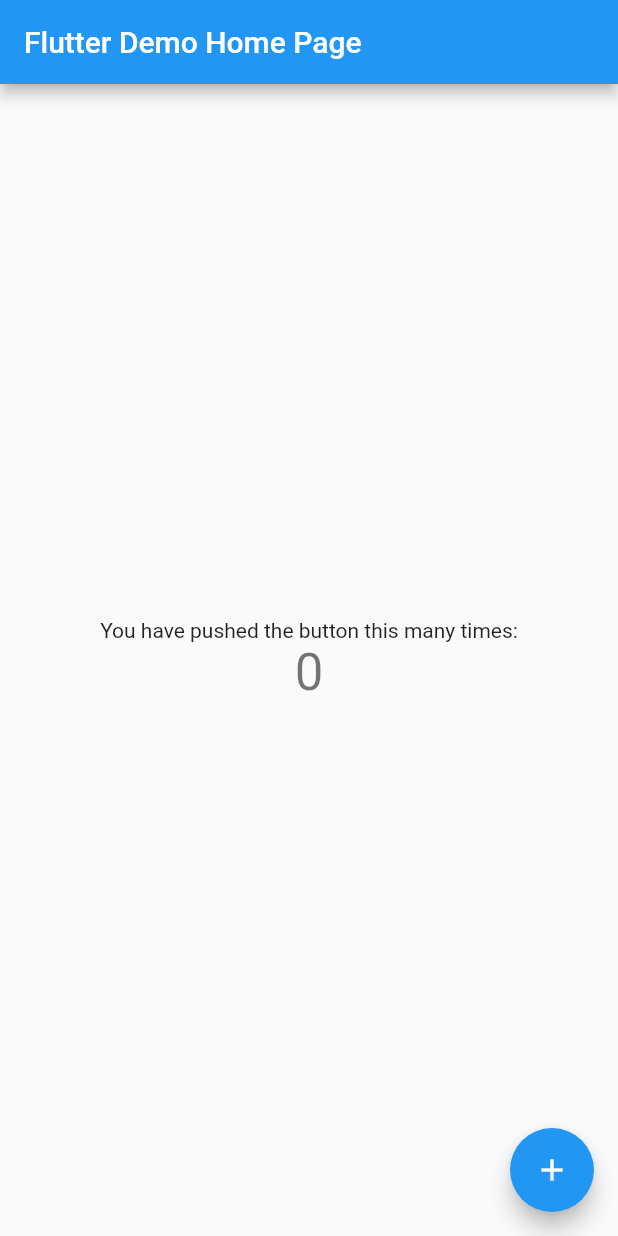
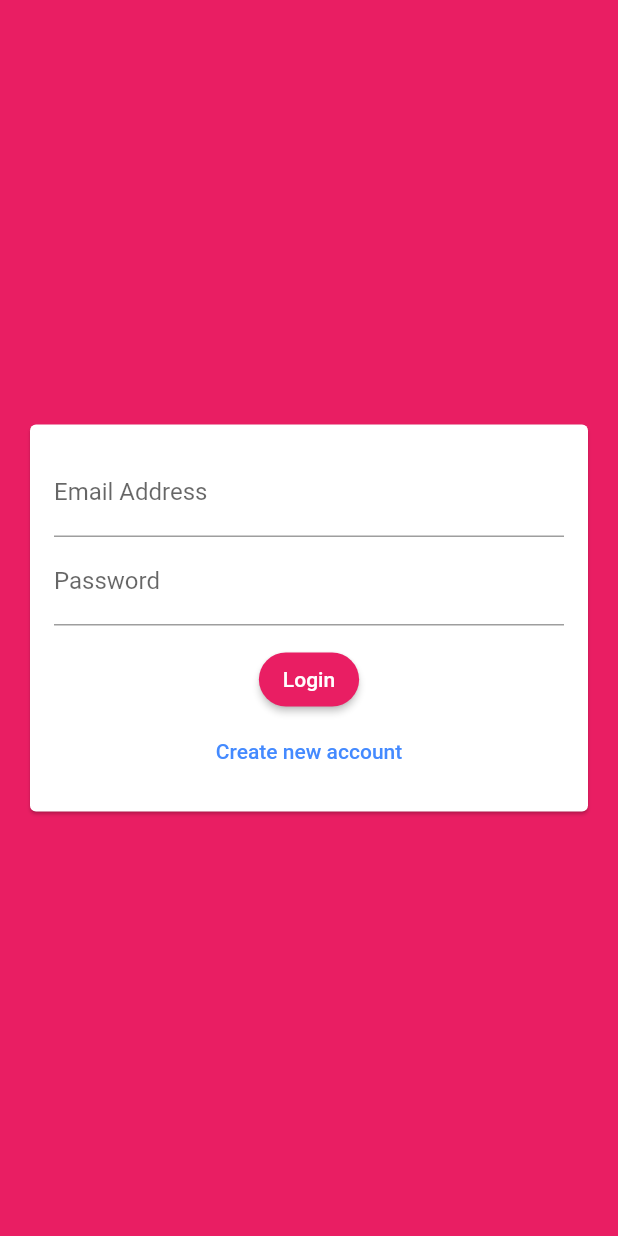
Before and after one commit to timv5/chat_app, a Flutter app: the screen it shows after launch, on a phone screen of 412 x 824 dp. Run offline on Flutter 3.47's test engine with Material 2 defaults, Android fonts, the phone set to English and light mode, and no system bars; our stand-ins replace cloud_firestore, firebase_auth, firebase_core; accounts and stored records are empty.

Commit message:
Chat app implementation - sending messages, authentication

```diff
--- a/lib/main.dart
+++ b/lib/main.dart
@@ -1,115 +1,49 @@
+import 'package:chat_app/screens/auth_screen.dart';
+import 'package:chat_app/screens/chat_screen.dart';
+import 'package:firebase_core/firebase_core.dart';
 import 'package:flutter/material.dart';
+import 'package:firebase_auth/firebase_auth.dart';
 
-void main() {
-  runApp(const MyApp());
+void main() async {
+  WidgetsFlutterBinding.ensureInitialized();
+  await Firebase.initializeApp();
+  runApp(MyApp());
 }
 
 class MyApp extends StatelessWidget {
-  const MyApp({Key? key}) : super(key: key);
 
-  // This widget is the root of your application.
   @override
   Widget build(BuildContext context) {
     return MaterialApp(
-      title: 'Flutter Demo',
+      title: 'Awesome Chat App',
       theme: ThemeData(
-        // This is the theme of your application.
-        //
-        // Try running your application with "flutter run". You'll see the
-        // application has a blue toolbar. Then, without quitting the app, try
-        // changing the primarySwatch below to Colors.green and then invoke
-        // "hot reload" (press "r" in the console where you ran "flutter run",
-        // or simply save your changes to "hot reload" in a Flutter IDE).
-        // Notice that the counter didn't reset back to zero; the application
-        // is not restarted.
-        primarySwatch: Colors.blue,
+        primarySwatch: Colors.pink,
+        backgroundColor: Colors.pink,
+        accentColorBrightness: Brightness.dark,
+        elevatedButtonTheme: ElevatedButtonThemeData(
+          style: ElevatedButton.styleFrom(
+            shape: RoundedRectangleBorder(
+              borderRadius: BorderRadius.circular(20.0),
+            ),
+            primary: Colors.pink,
+            onPrimary: Colors.white,
+          ),
+        ),
+        textButtonTheme: TextButtonThemeData(
+          style: TextButton.styleFrom(
+            primary: Colors.blueAccent,
+          ),
+        ),
       ),
-      home: const MyHomePage(title: 'Flutter Demo Home Page'),
+      home: StreamBuilder(
+        stream: FirebaseAuth.instance.authStateChanges(),
+        builder: (ctx, userSnapshot) {
+          if (userSnapshot.hasData) {
+            return const ChatScreen();
+          }
+          return const AuthScreen();
+        },
+      ),
     );
   }
 }
-
-class MyHomePage extends StatefulWidget {
-  const MyHomePage({Key? key, required this.title}) : super(key: key);
-
-  // This widget is the home page of your application. It is stateful, meaning
-  // that it has a State object (defined below) that contains fields that affect
-  // how it looks.
-
-  // This class is the configuration for the state. It holds the values (in this
-  // case the title) provided by the parent (in this case the App widget) and
-  // used by the build method of the State. Fields in a Widget subclass are
-  // always marked "final".
-
-  final String title;
-
-  @override
-  State<MyHomePage> createState() => _MyHomePageState();
-}
-
-class _MyHomePageState extends State<MyHomePage> {
-  int _counter = 0;
-
-  void _incrementCounter() {
-    setState(() {
-      // This call to setState tells the Flutter framework that something has
-      // changed in this State, which causes it to rerun the build method below
-      // so that the display can reflect the updated values. If we changed
-      // _counter without calling setState(), then the build method would not be
-      // called again, and so nothing would appear to happen.
-      _counter++;
-    });
-  }
-
-  @override
-  Widget build(BuildContext context) {
-    // This method is rerun every time setState is called, for instance as done
-    // by the _incrementCounter method above.
-    //
-    // The Flutter framework has been optimized to make rerunning build methods
-    // fast, so that you can just rebuild anything that needs updating rather
-    // than having to individually change instances of widgets.
-    return Scaffold(
-      appBar: AppBar(
-        // Here we take the value from the MyHomePage object that was created by
-        // the App.build method, and use it to set our appbar title.
-        title: Text(widget.title),
-      ),
-      body: Center(
-        // Center is a layout widget. It takes a single child and positions it
-        // in the middle of the parent.
-        child: Column(
-          // Column is also a layout widget. It takes a list of children and
-          // arranges them vertically. By default, it sizes itself to fit its
-          // children horizontally, and tries to be as tall as its parent.
-          //
-          // Invoke "debug painting" (press "p" in the console, choose the
-          // "Toggle Debug Paint" action from the Flutter Inspector in Android
-          // Studio, or the "Toggle Debug Paint" command in Visual Studio Code)
-          // to see the wireframe for each widget.
-          //
-          // Column has various properties to control how it sizes itself and
-          // how it positions its children. Here we use mainAxisAlignment to
-          // center the children vertically; the main axis here is the vertical
-          // axis because Columns are vertical (the cross axis would be
-          // horizontal).
-          mainAxisAlignment: MainAxisAlignment.center,
-          children: <Widget>[
-            const Text(
-              'You have pushed the button this many times:',
-            ),
-            Text(
-              '$_counter',
-              style: Theme.of(context).textTheme.headline4,
-            ),
-          ],
-        ),
-      ),
-      floatingActionButton: FloatingActionButton(
-        onPressed: _incrementCounter,
-        tooltip: 'Increment',
-        child: const Icon(Icons.add),
-      ), // This trailing comma makes auto-formatting nicer for build methods.
-    );
-  }
-}
--- /dev/null
+++ b/lib/screens/auth_screen.dart
@@ -0,0 +1,73 @@
+import 'package:chat_app/widgets/auth/auth_form_widget.dart';
+import 'package:cloud_firestore/cloud_firestore.dart';
+import 'package:flutter/cupertino.dart';
+import 'package:flutter/material.dart';
+import 'package:firebase_auth/firebase_auth.dart';
+import 'package:flutter/services.dart';
+
+class AuthScreen extends StatefulWidget {
+
+  const AuthScreen({Key? key}) : super(key: key);
+
+  @override
+  _AuthScreenState createState() => _AuthScreenState();
+
+}
+
+class _AuthScreenState extends State<AuthScreen> {
+
+  final _auth = FirebaseAuth.instance;
+  var _isLoading = false;
+
+  void _submitAuthForm(String email, String password, String username, bool isLogin, BuildContext ctx) async {
+    try {
+      setState(() {
+        _isLoading = true;
+      });
+      if (isLogin) {
+        await _auth.signInWithEmailAndPassword(email: email, password: password);
+      } else {
+        final result = await _auth.createUserWithEmailAndPassword(email: email, password: password);
+        // save username to the user after registration
+        await FirebaseFirestore.instance.collection('users').doc(result.user!.uid).set({
+          'username': username,
+          'email': email
+        });
+      }
+
+      setState(() {
+        _isLoading = false;
+      });
+    } on PlatformException catch (error) {
+      setState(() {
+        _isLoading = false;
+      });
+      var message = 'An error occurred, please check your credentials';
+      if (error.message != null) {
+        message = error.message!;
+      }
+
+      // show error popup to the user
+      ScaffoldMessenger.of(ctx).showSnackBar(
+          SnackBar(content: Text('Error: $message'), backgroundColor: Theme.of(ctx).errorColor,)
+      );
+    } catch (error) {
+      setState(() {
+        _isLoading = false;
+      });
+      // show error popup to the user
+      ScaffoldMessenger.of(ctx).showSnackBar(
+          SnackBar(content: const Text('Unknown error occurred'), backgroundColor: Theme.of(ctx).errorColor,)
+      );
+    }
+  }
+
+  @override
+  Widget build(BuildContext context) {
+    return Scaffold(
+      backgroundColor: Theme.of(context).primaryColor,
+      body: AuthFormWidget(_submitAuthForm, _isLoading)
+    );
+  }
+
+}
--- /dev/null
+++ b/lib/widgets/auth/auth_form_widget.dart
@@ -0,0 +1,130 @@
+import 'package:flutter/cupertino.dart';
+import 'package:flutter/material.dart';
+
+class AuthFormWidget extends StatefulWidget {
+
+  final void Function(String email, String password, String username, bool isLogin, BuildContext ctx) submitAuthFunction;
+  final bool isLoading;
+
+  AuthFormWidget(this.submitAuthFunction, this.isLoading);
+
+  @override
+  _AuthFormWidgetState createState() => _AuthFormWidgetState();
+}
+
+class _AuthFormWidgetState extends State<AuthFormWidget> {
+
+  final _formKey = GlobalKey<FormState>();
+  String ?_userEmail;
+  String ?_userUsername;
+  String ?_userPassword;
+  var _isLogin = true;
+
+  void _trySubmit() {
+    final isValid = _formKey.currentState!.validate();
+    if (isValid) {
+      // move the focus of any input field to nothing
+      FocusScope.of(context).unfocus();
+
+      // it will trigger onSaved function on every form field
+      _formKey.currentState!.save();
+
+      // authenticate user on firebase
+      widget.submitAuthFunction(
+          _userEmail!,
+          _userPassword!,
+          _userUsername != null ? _userUsername! : '',
+          _isLogin,
+          context
+      );
+    }
+  }
+
+  @override
+  Widget build(BuildContext context) {
+    return Center(
+      child: Card(
+        margin: const EdgeInsets.all(20),
+        child: SingleChildScrollView(
+          child: Padding(
+            padding: const EdgeInsets.all(16),
+            child: Form(
+              key: _formKey,
+              child: Column(
+                mainAxisSize: MainAxisSize.min, // take as much height as needed not as much as possible
+                children: <Widget>[
+                  TextFormField(
+                    key: const ValueKey('email'),
+                    validator: (inputtedValue) {
+                      if (inputtedValue!.isEmpty || !inputtedValue.contains('@')) {
+                        return 'Please enter a valid email address';
+                      }
+                      return null;
+                    },
+                    keyboardType: TextInputType.emailAddress,
+                    decoration: const InputDecoration(labelText: 'Email Address'),
+                    onSaved: (inputtedValue) {
+                      _userEmail = inputtedValue!.trim();
+                    },
+                  ),
+                  if (!_isLogin)
+                    TextFormField(
+                      key: const ValueKey('username'),
+                      validator: (inputtedValue) {
+                        if (inputtedValue!.isEmpty) {
+                          return 'Please enter a username';
+                        }
+                        if (inputtedValue.length < 3) {
+                          return 'Username should be at least 3 chars long';
+                        }
+                        return null;
+                      },
+                      keyboardType: TextInputType.text,
+                      decoration: const InputDecoration(labelText: 'Username'),
+                      onSaved: (inputtedValue) {
+                        _userUsername = inputtedValue!.trim();
+                      },
+                    ),
+                  TextFormField(
+                    key: const ValueKey('password'),
+                    validator: (inputtedValue) {
+                      if (inputtedValue!.isEmpty) {
+                        return 'Please enter a password';
+                      }
+                      if (inputtedValue.length < 5) {
+                        return 'Password should be at least 5 chars long';
+                      }
+                      return null;
+                    },
+                    keyboardType: TextInputType.text,
+                    decoration: const InputDecoration(labelText: 'Password'),
+                    obscureText: true,  // hide password
+                    onSaved: (inputtedValue) {
+                      _userPassword = inputtedValue!.trim();
+                    },
+                  ),
+                  const SizedBox(height: 12,),
+                  if (widget.isLoading) const CircularProgressIndicator(),
+                  if (!widget.isLoading)
+                    ElevatedButton(
+                      child: _isLogin ? const Text('Login') : const Text('Sign Up'),
+                      onPressed: _trySubmit,
+                    ),
+                  if (!widget.isLoading)
+                    TextButton(
+                      child: _isLogin ? const Text('Create new account') : const Text('I already have an account'),
+                      onPressed: () {
+                        setState(() {
+                          _isLogin = !_isLogin;
+                        });
+                      },
+                    )
+                ],
+              )
+            ),
+          ),
+        ),
+      ),
+    );
+  }
+}
```
Also changed, not shown: lib/screens/chat_screen.dart (added, +51 -0 lines), lib/widgets/chat/message_bubble.dart (added, +52 -0 lines), lib/widgets/chat/messages.dart (added, +45 -0 lines), lib/widgets/chat/new_message.dart (added, +62 -0 lines), pubspec.yaml (+3 -4 lines), 4 other files.
